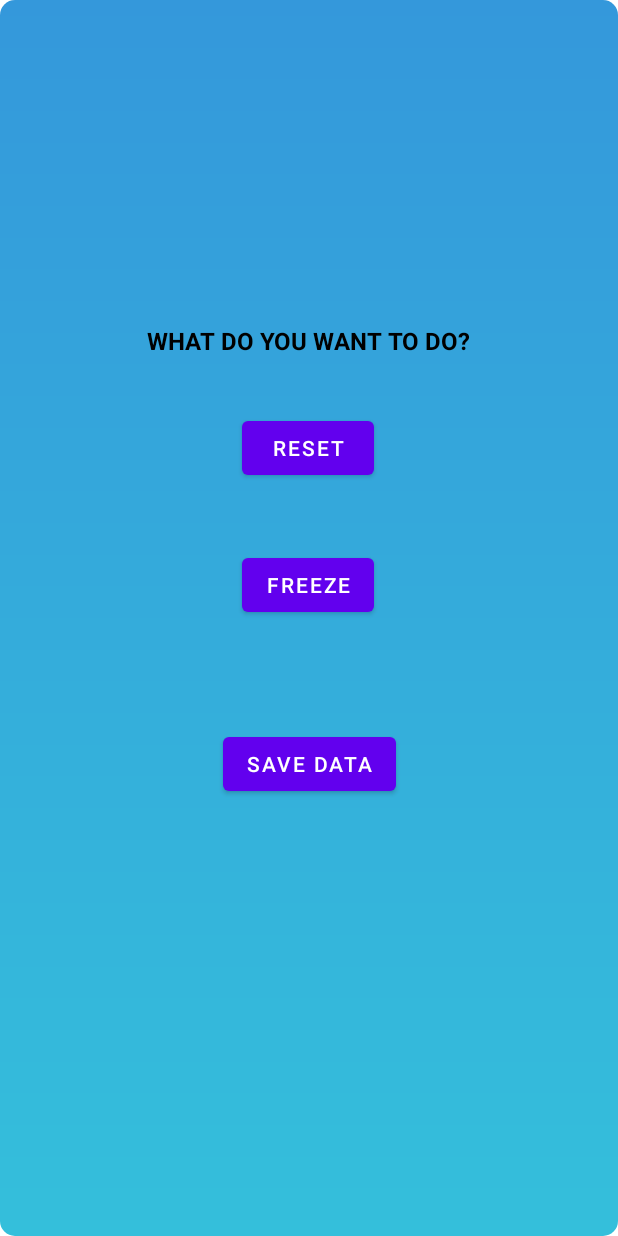
After one commit to saranotomillefiori/PROGETTOAPP, an Android app: the layout activity_pop2.xml on its own in the app's theme, with its tools: preview values and no code run, on a phone screen of 412 x 824 dp. The commit adds this screen. Run offline under Robolectric (Android 15) with nearby library versions, the phone set to English and light mode, and no system bars.

Commit message:
Freeze Button

```diff
--- /dev/null
+++ b/app/src/main/res/layout/activity_pop2.xml
@@ -0,0 +1,58 @@
+<?xml version="1.0" encoding="utf-8"?>
+<androidx.constraintlayout.widget.ConstraintLayout xmlns:android="http://schemas.android.com/apk/res/android"
+    xmlns:app="http://schemas.android.com/apk/res-auto"
+    xmlns:tools="http://schemas.android.com/tools"
+    android:layout_width="match_parent"
+    android:layout_height="match_parent"
+    android:background="@drawable/popup_window"
+    tools:context=".PopActivity2">
+
+    <TextView
+        android:id="@+id/textView3"
+        android:layout_width="wrap_content"
+        android:layout_height="wrap_content"
+        android:text="WHAT DO YOU WANT TO DO?"
+        android:textColor="#FF000000"
+        android:textSize="16sp"
+        android:textStyle="bold"
+        app:layout_constraintBottom_toBottomOf="parent"
+        app:layout_constraintEnd_toEndOf="parent"
+        app:layout_constraintStart_toStartOf="parent"
+        app:layout_constraintTop_toTopOf="parent"
+        app:layout_constraintVertical_bias="0.269" />
+
+    <Button
+        android:id="@+id/button"
+        android:layout_width="wrap_content"
+        android:layout_height="wrap_content"
+        android:text="RESET"
+        app:layout_constraintBottom_toBottomOf="parent"
+        app:layout_constraintEnd_toEndOf="parent"
+        app:layout_constraintHorizontal_bias="0.498"
+        app:layout_constraintStart_toStartOf="parent"
+        app:layout_constraintTop_toTopOf="parent"
+        app:layout_constraintVertical_bias="0.354" />
+
+    <Button
+        android:id="@+id/button3"
+        android:layout_width="wrap_content"
+        android:layout_height="wrap_content"
+        android:text="FREEZE"
+        app:layout_constraintBottom_toBottomOf="parent"
+        app:layout_constraintEnd_toEndOf="parent"
+        app:layout_constraintHorizontal_bias="0.498"
+        app:layout_constraintStart_toStartOf="parent"
+        app:layout_constraintTop_toTopOf="parent"
+        app:layout_constraintVertical_bias="0.472" />
+
+    <Button
+        android:id="@+id/button4"
+        android:layout_width="wrap_content"
+        android:layout_height="wrap_content"
+        android:text="SAVE DATA"
+        app:layout_constraintBottom_toBottomOf="parent"
+        app:layout_constraintEnd_toEndOf="parent"
+        app:layout_constraintStart_toStartOf="parent"
+        app:layout_constraintTop_toTopOf="parent"
+        app:layout_constraintVertical_bias="0.625" />
+</androidx.constraintlayout.widget.ConstraintLayout>
```
Also changed, not shown: app/src/main/AndroidManifest.xml (+6 -3 lines), app/src/main/java/com/example/progetto/MainActivity3.java (+36 -0 lines), app/src/main/java/com/example/progetto/PopActivity2.java (added, +32 -0 lines), app/src/main/res/drawable/popup_window2.xml (added, +10 -0 lines), app/src/main/res/layout/activity_main3.xml (+15 -1 lines).
